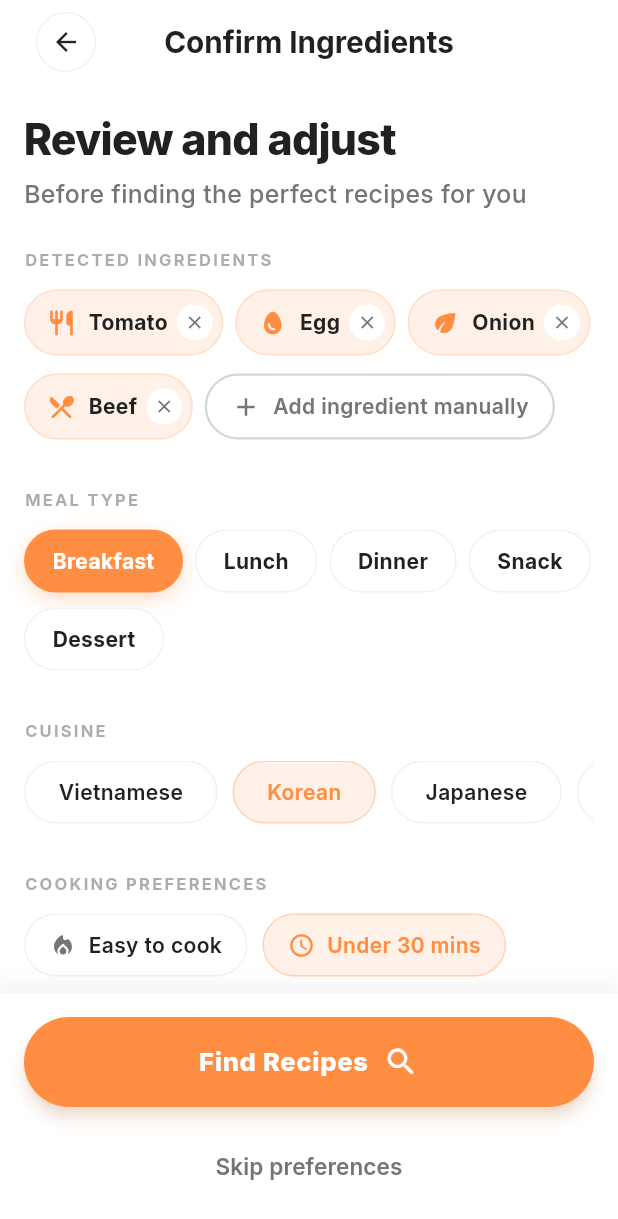
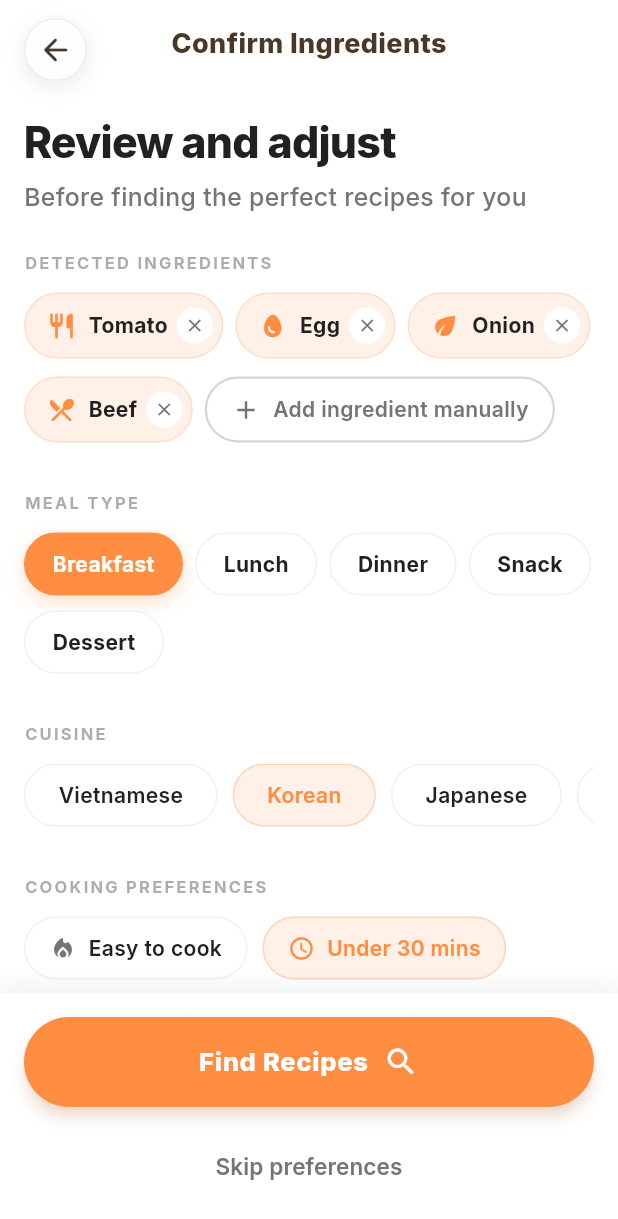
Before and after one commit to dxthanh2002/menufood, a Flutter app: the _ConfirmIngredientsContent screen opened directly, on a phone screen of 412 x 824 dp. Shown: the top 1219 px of the screen. Run offline on Flutter 3.47's test engine with Material 3 defaults, Android fonts, the phone set to English and light mode, and no system bars; our stand-ins replace camera, get_it, google_fonts, image_picker, logger; network calls fail.

Commit message:
fix back navigation

```diff
--- a/lib/features/home/home_screen.dart
+++ b/lib/features/home/home_screen.dart
@@ -18,9 +18,7 @@ class HomeScreen extends StatelessWidget {
         builder: (context, viewModel, child) {
           return Scaffold(
             backgroundColor: AppColors.background,
-          appBar: const RootTabAppBar(
-            title: 'MenuAI',
-          ),
+            appBar: const RootTabAppBar(title: 'MenuAI'),
             body: LayoutBuilder(
               builder: (context, constraints) {
                 return SingleChildScrollView(
--- a/lib/features/home/step2_confirm/confirm_ingredients_screen.dart
+++ b/lib/features/home/step2_confirm/confirm_ingredients_screen.dart
@@ -5,6 +5,7 @@ import 'package:google_fonts/google_fonts.dart';
 import 'package:provider/provider.dart';
 
 import '../../../navigation/routes.dart';
+import '../../../navigation/widgets.dart';
 import '../../../theme/colors.dart';
 import '../../../utils/responsive_util.dart';
 import 'confirm_ingredients_viewmodel.dart';
@@ -34,28 +35,6 @@ class _ConfirmIngredientsContent extends StatelessWidget {
 
     return Scaffold(
       backgroundColor: AppColors.background,
-      appBar: AppBar(
-        leadingWidth: 56 + 16,
-        leading: Padding(
-          padding: const EdgeInsets.only(left: 16),
-          child: _circleIconButton(
-            icon: Icons.arrow_back,
-            onTap: () => Navigator.pop(context),
-          ),
-        ),
-        title: Text(
-          'Confirm Ingredients',
-          style: GoogleFonts.inter(
-            color: AppColors.textPrimary,
-            fontWeight: FontWeight.w700,
-            fontSize: Responsive.scale(context, 18),
-          ),
-        ),
-        centerTitle: true,
-        backgroundColor: Colors.transparent,
-        elevation: 0,
-        surfaceTintColor: Colors.transparent,
-      ),
       body: Stack(
         children: [
           SingleChildScrollView(
@@ -63,7 +42,7 @@ class _ConfirmIngredientsContent extends StatelessWidget {
             padding: EdgeInsets.only(
               left: 16,
               right: 16,
-              top: 16,
+              top: 16 + 58 + MediaQuery.of(context).padding.top,
               bottom: Responsive.height(context, 0.2),
             ),
             child: Column(
@@ -96,33 +75,23 @@ class _ConfirmIngredientsContent extends StatelessWidget {
             ),
           ),
           _buildBottomBar(context),
+          Positioned(
+            top: 0,
+            left: 0,
+            right: 0,
+            child: AppHeaderActionsWrapper(
+              leading: AppNavActionButton(
+                icon: Icons.arrow_back_rounded,
+                onTap: () => Navigator.pop(context),
+              ),
+              title: 'Confirm Ingredients',
+            ),
+          ),
         ],
       ),
     );
   }
 
-  Widget _circleIconButton({
-    required IconData icon,
-    required VoidCallback onTap,
-  }) {
-    return Center(
-      child: GestureDetector(
-        onTap: onTap,
-        child: Container(
-          width: 40,
-          height: 40,
-          decoration: BoxDecoration(
-            color: Colors.transparent,
-            shape: BoxShape.circle,
-            border: Border.all(
-              color: AppColors.textSecondary.withValues(alpha: 0.1),
-            ),
-          ),
-          child: Icon(icon, color: AppColors.textPrimary, size: 20),
-        ),
-      ),
-    );
-  }
 
   Widget _buildHeader(BuildContext context) {
     return Column(
--- a/lib/features/recipes/recipes_screen.dart
+++ b/lib/features/recipes/recipes_screen.dart
@@ -14,9 +14,7 @@ class RecipesScreen extends StatelessWidget {
       create: (_) => RecipesViewModel(),
       child: Scaffold(
         backgroundColor: AppColors.background,
-        appBar: RootTabAppBar(
-          title: 'Recipes',
-        ),
+        appBar: RootTabAppBar(title: 'Recipes'),
         body: const RecipesContent(),
       ),
     );
--- /dev/null
+++ b/lib/navigation/widgets.dart
@@ -0,0 +1,101 @@
+import 'package:flutter/material.dart';
+import 'package:google_fonts/google_fonts.dart';
+
+import '../theme/colors.dart';
+
+class AppNavActionButton extends StatelessWidget {
+  const AppNavActionButton({
+    super.key,
+    required this.icon,
+    this.onTap,
+    this.color,
+  });
+
+  final IconData icon;
+  final VoidCallback? onTap;
+  final Color? color;
+
+  static const double size = 42;
+  static const double horizontalPadding = 16;
+  static const double verticalPadding = 8;
+
+  @override
+  Widget build(BuildContext context) {
+    return Padding(
+      padding: const EdgeInsets.only(top: verticalPadding),
+      child: GestureDetector(
+        onTap: onTap,
+        child: Container(
+          width: size,
+          height: size,
+          decoration: BoxDecoration(
+            color: Colors.white.withValues(alpha: 0.94),
+            shape: BoxShape.circle,
+            border: Border.all(
+              color: AppColors.textSecondary.withValues(alpha: 0.12),
+            ),
+            boxShadow: [
+              BoxShadow(
+                color: Colors.black.withValues(alpha: 0.08),
+                blurRadius: 12,
+                offset: const Offset(0, 4),
+              ),
+            ],
+          ),
+          child: Icon(icon, color: color ?? AppColors.accentBrown),
+        ),
+      ),
+    );
+  }
+}
+
+class AppHeaderActionsWrapper extends StatelessWidget {
+  const AppHeaderActionsWrapper({
+    super.key,
+    this.leading,
+    this.trailing,
+    this.title,
+    this.titleColor,
+  });
+
+  final Widget? leading;
+  final Widget? trailing;
+  final String? title;
+  final Color? titleColor;
+
+  @override
+  Widget build(BuildContext context) {
+    return SafeArea(
+      child: Padding(
+        padding: const EdgeInsets.symmetric(
+          horizontal: AppNavActionButton.horizontalPadding,
+        ),
+        child: Container(
+          height: AppNavActionButton.size + AppNavActionButton.verticalPadding * 2,
+          child: Stack(
+            alignment: Alignment.center,
+            children: [
+              if (title != null)
+                Text(
+                  title!,
+                  style: GoogleFonts.inter(
+                    color: titleColor ?? AppColors.accentBrown,
+                    fontSize: 18,
+                    fontWeight: FontWeight.w800,
+                  ),
+                ),
+              Row(
+                crossAxisAlignment: CrossAxisAlignment.start,
+                mainAxisAlignment: MainAxisAlignment.spaceBetween,
+                children: [
+                  leading ?? const SizedBox(width: AppNavActionButton.size),
+                  if (trailing != null) trailing!,
+                ],
+              ),
+            ],
+          ),
+        ),
+      ),
+    );
+  }
+}
```
Also changed, not shown: lib/features/detail_recipes/detail_recipe_screen.dart (+8 -4 lines), lib/features/detail_recipes/detail_recipe_widgets.dart (+28 -59 lines), lib/features/home/step1_scaner/scanner_frame_overlay.dart (+35 -11 lines), lib/features/home/step1_scaner/scanner_selection_overlay.dart (+74 -18 lines), lib/features/home/step3_result/step3_result_screen.dart (+24 -30 lines), lib/features/onboard_screen/onboard_screen.dart (+20 -15 lines), lib/features/recipes/recipes_viewmodel.dart (+6 -3 lines), lib/features/recipes/widgets/recipe_card.dart (+21 -10 lines), lib/features/saved/saved_screen.dart (+5 -13 lines), lib/features/saved/widgets/saved_recipe_card.dart (+3 -6 lines).
